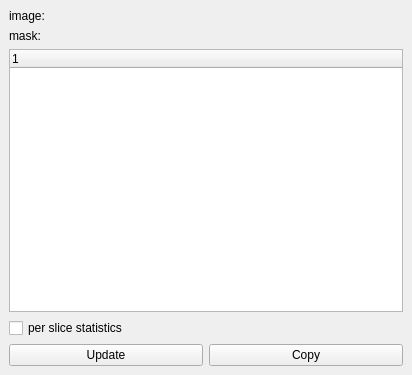
Qt form Code/Gui/MITK/Plugins/uk.ac.ucl.cmic.imagestatistics/src/internal/ImageStatisticsViewControls.ui (NifTK/NifTK) before a commit.
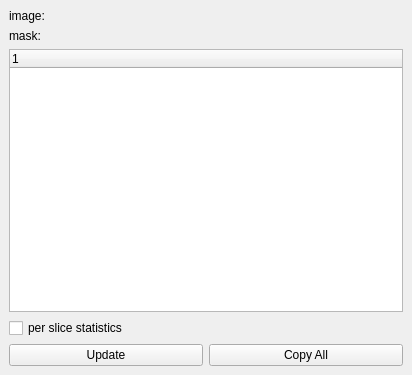
The same form after that commit.

Commit message: Bug #3542: Copy button changed to Copy All

Patch:
```diff
--- a/Code/Gui/MITK/Plugins/uk.ac.ucl.cmic.imagestatistics/src/internal/ImageStatisticsViewControls.ui
+++ b/Code/Gui/MITK/Plugins/uk.ac.ucl.cmic.imagestatistics/src/internal/ImageStatisticsViewControls.ui
@@ -78,7 +78,7 @@
    <item row="3" column="1">
     <widget class="QPushButton" name="m_CopyButton">
      <property name="text">
-      <string>Copy</string>
+      <string>Copy All</string>
      </property>
     </widget>
    </item>
```
Left out of the diff: 2 changed lines with no effect on the pictures. The commit also changes 2 other files.
